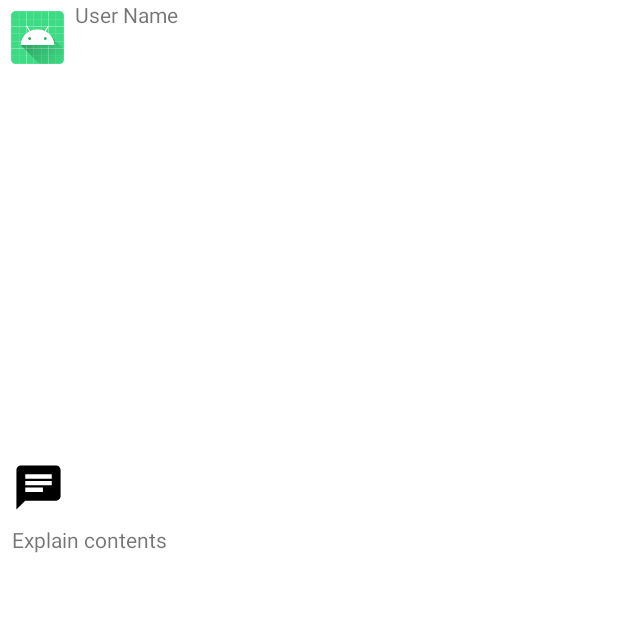
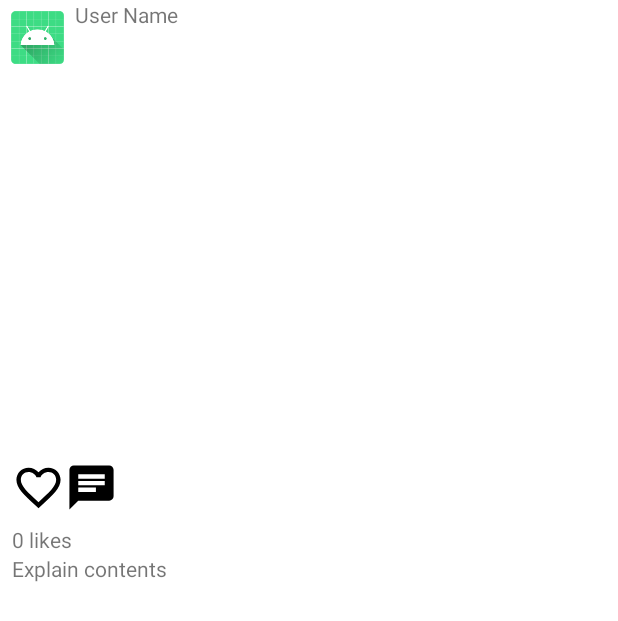
Before and after one commit to jeewonkimm2/SIKJIPSA, an Android app: the layout item_detail.xml on its own in the app's theme, with its tools: preview values and no code run, on a phone screen of 412 x 824 dp. Shown: the top 621 px of the screen. Run offline under Robolectric (Android 15) with nearby library versions, the phone set to English and light mode, and no system bars.

Commit message:
put likes

```diff
--- a/app/src/main/java/com/example/sikjipsa/MainActivity.kt
+++ b/app/src/main/java/com/example/sikjipsa/MainActivity.kt
@@ -51,6 +51,7 @@ class MainActivity : AppCompatActivity() {
         //BottomNavigation
         initView()
         initBottomNavigation()
+
         ActivityCompat.requestPermissions(
             this,
             arrayOf(android.Manifest.permission.READ_EXTERNAL_STORAGE),
--- a/app/src/main/java/com/example/sikjipsa/navigation/DetailViewFragment.kt
+++ b/app/src/main/java/com/example/sikjipsa/navigation/DetailViewFragment.kt
@@ -84,7 +84,7 @@ class DetailViewFragment : Fragment() {
             viewholder.detailviewitem_explain_textview.text = contentDTOs!![position].explain
 
             //Likes
-            //viewholder.detailviewitem_favoritecounter_textview.text = "Likes "+ contentDTOs!![position].favoriteCount
+            viewholder.detailviewitem_favoritecounter_textview.text = "Likes "+ contentDTOs!![position].favoriteCount
 
             //ProfileImage
             Glide.with(holder.itemView.context).load(contentDTOs!![position].imageUrl).into(viewholder.detailviewitem_profile_image)
--- a/app/src/main/res/layout/item_detail.xml
+++ b/app/src/main/res/layout/item_detail.xml
@@ -3,7 +3,7 @@
     xmlns:app="http://schemas.android.com/apk/res-auto"
     xmlns:tools="http://schemas.android.com/tools"
     android:layout_width="match_parent"
-    android:layout_height="match_parent"
+    android:layout_height="400dp"
     android:orientation="vertical">
 
     <!--프로필-->
@@ -47,6 +47,11 @@
         android:layout_height="50dp"
         android:layout_marginLeft="8dp"
         android:gravity="center_vertical">
+        <ImageView
+            android:id="@+id/detailviewitem_favorite_imageview"
+            android:layout_width="35dp"
+            android:layout_height="35dp"
+            android:src="@drawable/ic_baseline_favorite_border_24" />
 
         <ImageView
             android:id="@+id/detailviewitem_comment_imageview"
@@ -56,13 +61,15 @@
 
     </LinearLayout>
 
-<!--
+
     <TextView
         android:id="@+id/detailviewitem_favoritecounter_textview"
         android:layout_width="wrap_content"
         android:layout_height="wrap_content"
+        android:layout_marginLeft="8dp"
+        android:layout_marginRight="8dp"
         tools:text="0 likes" />
--->
+
 
     <TextView
         android:id="@+id/detailviewitem_explain_textview"
```
